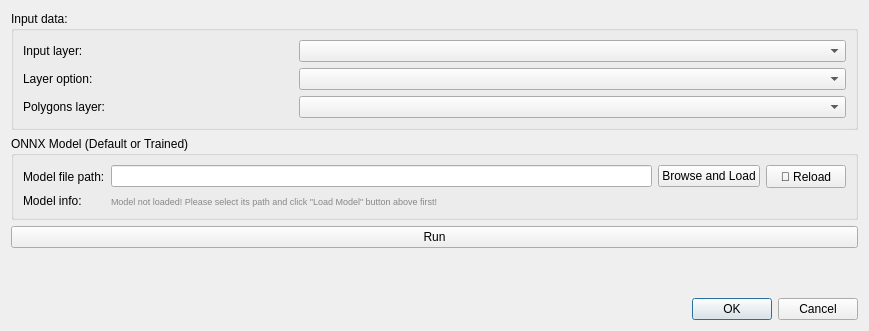
Before: the Qt Designer form segment_anything_dialog_base.ui in INF800/qgis_segment_anything, drawn with Qt 5.
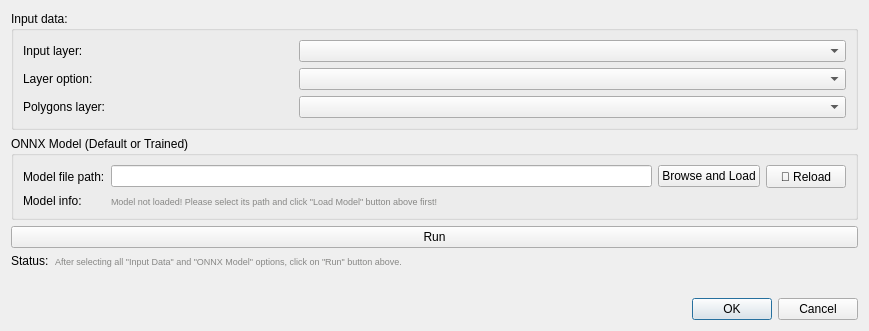
After: the same form once the commit is applied. Custom widgets are drawn as their Qt base class.

Commit message: run inference

```diff
--- a/segment_anything_dialog_base.ui
+++ b/segment_anything_dialog_base.ui
@@ -101,7 +101,32 @@
      </property>
     </widget>
    </item>
+   <item row="3" column="0">
+    <widget class="QLabel" name="lbRunStatus">
+     <property name="text">
+      <string>Status:</string>
+     </property>
+    </widget>
+   </item>
    <item row="3" column="1">
+    <widget class="QLabel" name="lbRunStatusValue">
+     <property name="font">
+      <font>
+       <pointsize>7</pointsize>
+      </font>
+     </property>
+     <property name="styleSheet">
+      <string notr="true">color: rgb(135, 135, 133);</string>
+     </property>
+     <property name="text">
+      <string>After selecting all &quot;Input Data&quot; and &quot;ONNX Model&quot; options, click on &quot;Run&quot; button above.</string>
+     </property>
+     <property name="wordWrap">
+      <bool>true</bool>
+     </property>
+    </widget>
+   </item>
+   <item row="4" column="1">
     <layout class="QGridLayout" name="gridLayout">
      <item row="1" column="0">
       <layout class="QHBoxLayout" name="horizontalLayout">
```
Left out of the diff: 152 changed lines with no effect on the pictures. The commit also changes 1 other file.
